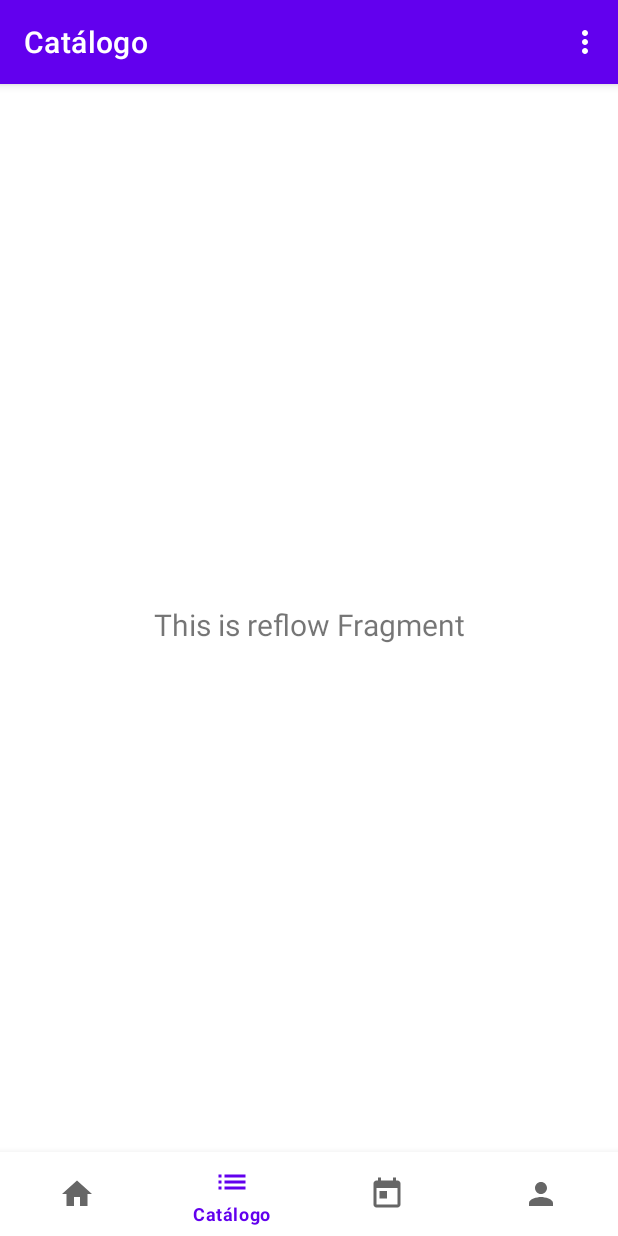
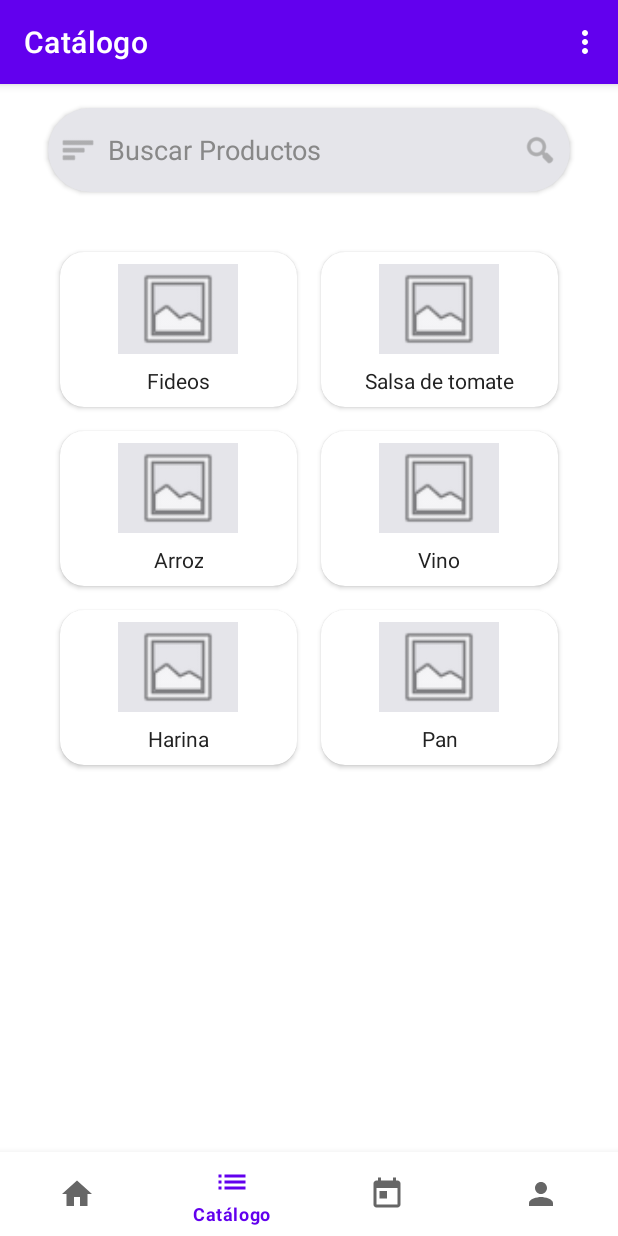
Before and after one commit to Tyrf1ng/Proyecto-Final-Kotlin, an Android app: the screen it shows after launch (MainActivity), item 2 of the bottom bar chosen, on a phone screen of 412 x 824 dp. Run offline under Robolectric (Android 15) with nearby library versions, the phone set to English and light mode, and no system bars; our stand-ins replace navigation-ui; 1 statement that could not run was skipped.

Commit message:
Add Catalogo

```diff
--- /dev/null
+++ b/app/src/main/java/com/example/shoptimize/model/Producto.kt
@@ -0,0 +1,6 @@
+package com.example.shoptimize.model
+
+data class Producto(
+    val nombre: String,
+    val imagenResId: Int
+)
--- /dev/null
+++ b/app/src/main/java/com/example/shoptimize/ui/reflow/ProductsAdapter.kt
@@ -0,0 +1,30 @@
+package com.example.shoptimize.ui.reflow
+
+import android.view.LayoutInflater
+import android.view.View
+import android.view.ViewGroup
+import android.widget.ImageView
+import android.widget.TextView
+import androidx.recyclerview.widget.RecyclerView
+import com.example.shoptimize.R
+import com.example.shoptimize.model.Producto
+
+class ProductsAdapter(private val productos: List<Producto>) : RecyclerView.Adapter<ProductsAdapter.ProductViewHolder>() {
+    class ProductViewHolder(itemView: View) : RecyclerView.ViewHolder(itemView) {
+        val image: ImageView = itemView.findViewById(R.id.image_product)
+        val name: TextView = itemView.findViewById(R.id.text_product_name)
+    }
+
+    override fun onCreateViewHolder(parent: ViewGroup, viewType: Int): ProductViewHolder {
+        val view = LayoutInflater.from(parent.context).inflate(R.layout.item_catalogo, parent, false)
+        return ProductViewHolder(view)
+    }
+
+    override fun onBindViewHolder(holder: ProductViewHolder, position: Int) {
+        val producto = productos[position]
+        holder.name.text = producto.nombre
+        holder.image.setImageResource(producto.imagenResId)
+    }
+
+    override fun getItemCount() = productos.size
+}
--- /dev/null
+++ b/app/src/main/java/com/example/shoptimize/ui/reflow/ProductsFragment.kt
@@ -0,0 +1,58 @@
+package com.example.shoptimize.ui.reflow
+
+import android.os.Bundle
+import android.view.LayoutInflater
+import android.view.View
+import android.view.ViewGroup
+import android.widget.EditText
+import androidx.fragment.app.Fragment
+import androidx.recyclerview.widget.GridLayoutManager
+import androidx.recyclerview.widget.RecyclerView
+import com.example.shoptimize.R
+import com.example.shoptimize.model.Producto
+
+class ProductsFragment : Fragment() {
+    override fun onCreateView(
+        inflater: LayoutInflater, container: ViewGroup?, savedInstanceState: Bundle?
+    ): View? {
+        val view = inflater.inflate(R.layout.fragment_products, container, false)
+
+        val recyclerView = view.findViewById<RecyclerView>(R.id.products_recycler_view)
+        val searchEditText = view.findViewById<EditText>(R.id.search_edit_text)
+
+        // Ejemplo de productos con nombres como en la imagen
+        val productos = listOf(
+            Producto("Fideos", android.R.drawable.ic_menu_gallery),
+            Producto("Salsa de tomate", android.R.drawable.ic_menu_gallery),
+            Producto("Arroz", android.R.drawable.ic_menu_gallery),
+            Producto("Vino", android.R.drawable.ic_menu_gallery),
+            Producto("Harina", android.R.drawable.ic_menu_gallery),
+            Producto("Pan", android.R.drawable.ic_menu_gallery)
+        )
+
+        val productosFiltrados = productos.toMutableList()
+        val adapter = ProductsAdapter(productosFiltrados)
+        recyclerView.layoutManager = GridLayoutManager(context, 2)
+        recyclerView.adapter = adapter
+
+        // Filtrado en tiempo real
+        searchEditText.addTextChangedListener(object : android.text.TextWatcher {
+            override fun beforeTextChanged(s: CharSequence?, start: Int, count: Int, after: Int) {}
+            override fun onTextChanged(s: CharSequence?, start: Int, before: Int, count: Int) {
+                val query = s.toString().trim().lowercase()
+                productosFiltrados.clear()
+                if (query.isEmpty()) {
+                    productosFiltrados.addAll(productos)
+                } else {
+                    productosFiltrados.addAll(productos.filter {
+                        it.nombre.lowercase().contains(query)
+                    })
+                }
+                adapter.notifyDataSetChanged()
+            }
+            override fun afterTextChanged(s: android.text.Editable?) {}
+        })
+
+        return view
+    }
+}
--- /dev/null
+++ b/app/src/main/res/drawable/bg_search_oval.xml
@@ -0,0 +1,6 @@
+<?xml version="1.0" encoding="utf-8"?>
+<shape xmlns:android="http://schemas.android.com/apk/res/android"
+    android:shape="rectangle">
+    <solid android:color="#E5E5EA"/>
+    <corners android:radius="32dp"/>
+</shape>
--- /dev/null
+++ b/app/src/main/res/layout/fragment_products.xml
@@ -0,0 +1,67 @@
+<?xml version="1.0" encoding="utf-8"?>
+<LinearLayout xmlns:android="http://schemas.android.com/apk/res/android"
+    xmlns:app="http://schemas.android.com/apk/res-auto"
+    android:layout_width="match_parent"
+    android:layout_height="match_parent"
+    android:orientation="vertical"
+    android:background="@android:color/white">
+
+    <!-- Search Bar -->
+    <LinearLayout
+        android:layout_width="match_parent"
+        android:layout_height="56dp"
+        android:orientation="horizontal"
+        android:background="@drawable/bg_search_oval"
+        android:layout_margin="16dp"
+        android:paddingStart="8dp"
+        android:paddingEnd="8dp"
+        android:gravity="center_vertical"
+        android:layout_gravity="center_horizontal"
+        android:clipToPadding="false"
+        android:layout_marginTop="8dp"
+        android:layout_marginBottom="8dp"
+        android:elevation="2dp">
+
+        <ImageView
+            android:id="@+id/menu_icon"
+            android:layout_width="24dp"
+            android:layout_height="24dp"
+            android:src="@android:drawable/ic_menu_sort_by_size"
+            android:tint="#888888"
+            android:contentDescription="Menú"
+            android:layout_marginEnd="8dp" />
+
+        <EditText
+            android:id="@+id/search_edit_text"
+            android:layout_width="0dp"
+            android:layout_height="wrap_content"
+            android:layout_weight="1"
+            android:background="@android:color/transparent"
+            android:hint="Buscar Productos"
+            android:padding="0dp"
+            android:textColor="#333"
+            android:textColorHint="#888"
+            android:inputType="text"
+            android:singleLine="true" />
+
+        <ImageView
+            android:id="@+id/search_icon"
+            android:layout_width="24dp"
+            android:layout_height="24dp"
+            android:src="@android:drawable/ic_menu_search"
+            android:tint="#888888"
+            android:contentDescription="Buscar"
+            android:layout_marginStart="8dp" />
+    </LinearLayout>
+
+    <!-- Products Grid -->
+    <androidx.recyclerview.widget.RecyclerView
+        android:id="@+id/products_recycler_view"
+        android:layout_width="match_parent"
+        android:layout_height="0dp"
+        android:layout_weight="1"
+        android:padding="16dp"
+        android:clipToPadding="false"
+        android:scrollbars="vertical" />
+
+</LinearLayout>
--- /dev/null
+++ b/app/src/main/res/layout/item_catalogo.xml
@@ -0,0 +1,38 @@
+<?xml version="1.0" encoding="utf-8"?>
+<androidx.cardview.widget.CardView xmlns:android="http://schemas.android.com/apk/res/android"
+    xmlns:app="http://schemas.android.com/apk/res-auto"
+    android:layout_width="match_parent"
+    android:layout_height="wrap_content"
+    android:layout_margin="8dp"
+    app:cardCornerRadius="16dp"
+    app:cardElevation="2dp">
+
+    <LinearLayout
+        android:layout_width="match_parent"
+        android:layout_height="wrap_content"
+        android:orientation="vertical"
+        android:gravity="center_horizontal"
+        android:padding="8dp">
+
+        <ImageView
+            android:id="@+id/image_product"
+            android:layout_width="80dp"
+            android:layout_height="60dp"
+            android:scaleType="fitCenter"
+            android:src="@android:drawable/ic_menu_gallery"
+            android:background="#E5E5EA"
+            android:contentDescription="Imagen producto" />
+
+        <TextView
+            android:id="@+id/text_product_name"
+            android:layout_width="wrap_content"
+            android:layout_height="wrap_content"
+            android:layout_marginTop="8dp"
+            android:text="Nombre"
+            android:textAlignment="center"
+            android:textColor="#222"
+            android:textSize="14sp"
+            android:maxLines="2"
+            android:ellipsize="end" />
+    </LinearLayout>
+</androidx.cardview.widget.CardView>
--- a/app/src/main/res/navigation/mobile_navigation.xml
+++ b/app/src/main/res/navigation/mobile_navigation.xml
@@ -28,9 +28,9 @@
 
     <fragment
         android:id="@+id/nav_reflow"
-        android:name="com.example.shoptimize.ui.reflow.ReflowFragment"
+        android:name="com.example.shoptimize.ui.reflow.ProductsFragment"
         android:label="@string/menu_list"
-        tools:layout="@layout/fragment_reflow" />
+        tools:layout="@layout/fragment_products" />
 
     <fragment
         android:id="@+id/nav_slideshow"
```
